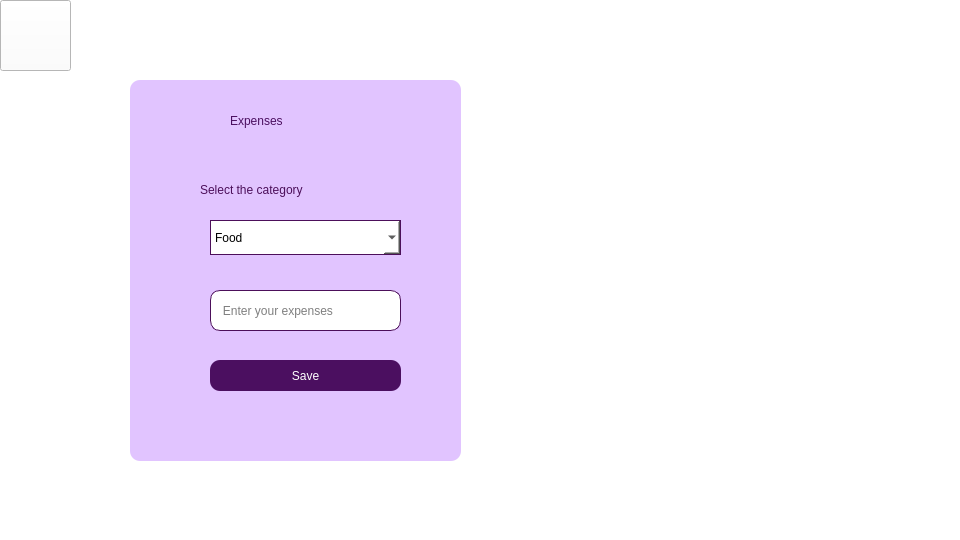
Nirjaraa/spendwise, file expenses.ui: the form before one commit.
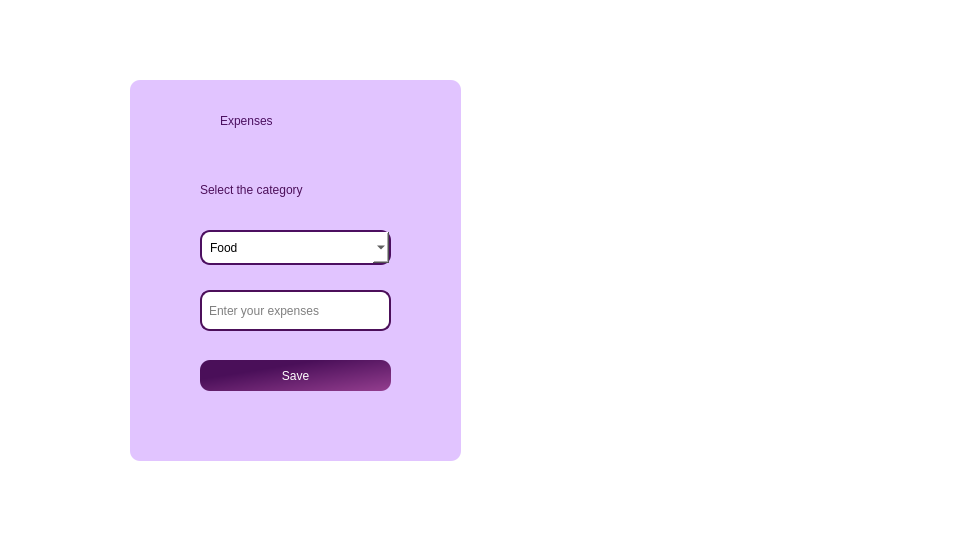
The form after the commit. Icons and pictures are not drawn.

What changed in the file:
```diff
--- a/expenses.ui
+++ b/expenses.ui
@@ -38,14 +38,15 @@
    <widget class="QPushButton" name="back">
     <property name="geometry">
      <rect>
-      <x>0</x>
-      <y>0</y>
-      <width>71</width>
-      <height>71</height>
+      <x>10</x>
+      <y>10</y>
+      <width>61</width>
+      <height>61</height>
      </rect>
     </property>
     <property name="styleSheet">
-     <string notr="true">image: url(:/resources/back.svg);</string>
+     <string notr="true">image: url(:/resources/back.svg);
+border: none;</string>
     </property>
     <property name="text">
      <string/>
@@ -85,77 +86,31 @@
       <string>Select the category</string>
      </property>
     </widget>
-    <widget class="QComboBox" name="comboBox">
-     <property name="geometry">
-      <rect>
-       <x>80</x>
-       <y>140</y>
-       <width>191</width>
-       <height>35</height>
-      </rect>
-     </property>
-     <property name="styleSheet">
-      <string notr="true"> color:black;
-font: 12pt &quot;Bahnschrift&quot;;
- background-color:white;
-border:1px solid rgb(76,15,90);
-border-radius:none;</string>
-     </property>
-     <item>
-      <property name="text">
-       <string>Food</string>
-      </property>
-     </item>
-     <item>
-      <property name="text">
-       <string>Electricity</string>
-      </property>
-     </item>
-     <item>
-      <property name="text">
-       <string>Health</string>
-      </property>
-     </item>
-     <item>
-      <property name="text">
-       <string>Education</string>
-      </property>
-     </item>
-     <item>
-      <property name="text">
-       <string>Water</string>
-      </property>
-     </item>
-     <item>
-      <property name="text">
-       <string>Others</string>
-      </property>
-     </item>
-    </widget>
     <widget class="QLineEdit" name="enterexpenses">
      <property name="geometry">
       <rect>
-       <x>80</x>
+       <x>70</x>
        <y>210</y>
        <width>191</width>
        <height>41</height>
       </rect>
      </property>
      <property name="styleSheet">
-      <string notr="true"> border-radius:10px;
- color:black;
+      <string notr="true">border-radius:10px;
+color:black;
 font: 12pt &quot;Bahnschrift&quot;;
- background-color:white;
-border:1px solid rgb(76,15,90);</string>
+background-color:white;
+border:2px solid rgb(76,15,90);
+padding: 5px;</string>
      </property>
      <property name="placeholderText">
-      <string>   Enter your expenses</string>
+      <string>Enter your expenses</string>
      </property>
     </widget>
     <widget class="QPushButton" name="save">
      <property name="geometry">
       <rect>
-       <x>80</x>
+       <x>70</x>
        <y>280</y>
        <width>191</width>
        <height>31</height>
@@ -163,16 +118,19 @@
      </property>
      <property name="styleSheet">
       <string notr="true">QPushButton {
+background-color: qlineargradient(spread:pad, x1:0, y1:0, x2:1, y2:1, stop:0.3125 rgba(74, 15, 89, 255), stop:1 rgba(148,62,143, 255));
     font: 9pt &quot;Bahnschrift&quot;;
-   
     color: rgb(255, 255, 255);
-    background-color: rgb(75, 15, 96);
+    
     border-radius: 10px;
+	
+	
 }
 
 QPushButton:hover {
     border: 2px solid white;
-	}
+}
+
 QPushButton:pressed {
     border: 2px solid rgb(75, 15, 96);
 	 background-color:white;
@@ -191,9 +149,9 @@
     <widget class="QLabel" name="label_2">
      <property name="geometry">
       <rect>
-       <x>100</x>
+       <x>90</x>
        <y>20</y>
-       <width>161</width>
+       <width>181</width>
        <height>41</height>
       </rect>
      </property>
@@ -207,6 +165,76 @@
       <string>Expenses</string>
      </property>
     </widget>
+    <widget class="QComboBox" name="comboBox">
+     <property name="geometry">
+      <rect>
+       <x>70</x>
+       <y>150</y>
+       <width>191</width>
+       <height>35</height>
+      </rect>
+     </property>
+     <property name="styleSheet">
+      <string notr="true">QComboBox { 
+	border: 2px solid rgb(76,15,96);
+	border-radius: 10px;
+	background-color: white;
+	padding: 8px;
+	font: 12pt &quot;Bahnschrift&quot;;
+color:rgb(0,0,0);
+}
+
+QComboBox::drop-down {
+    border-radius:10px;
+	height:14px;
+	width:15px;
+	subcontrol-position: center right;
+	border-image: url(:/resources/back.svg);
+color:rgb(0,0,0);
+}
+
+QComboBox QAbstractItemView{
+	background-color: white;
+	color: rgb(76,15,96);
+}
+
+QComboBox QAbstractItemView::item {
+	font: 12pt &quot;Bahnschrift&quot;;
+	height: 31px;
+}
+ </string>
+     </property>
+     <item>
+      <property name="text">
+       <string>Food</string>
+      </property>
+     </item>
+     <item>
+      <property name="text">
+       <string>Electricity</string>
+      </property>
+     </item>
+     <item>
+      <property name="text">
+       <string>Health</string>
+      </property>
+     </item>
+     <item>
+      <property name="text">
+       <string>Education</string>
+      </property>
+     </item>
+     <item>
+      <property name="text">
+       <string>Water</string>
+      </property>
+     </item>
+     <item>
+      <property name="text">
+       <string>Others</string>
+      </property>
+     </item>
+    </widget>
    </widget>
   </widget>
  </widget>
```
Left out of the diff: 3 changed lines with no effect on the pictures.
